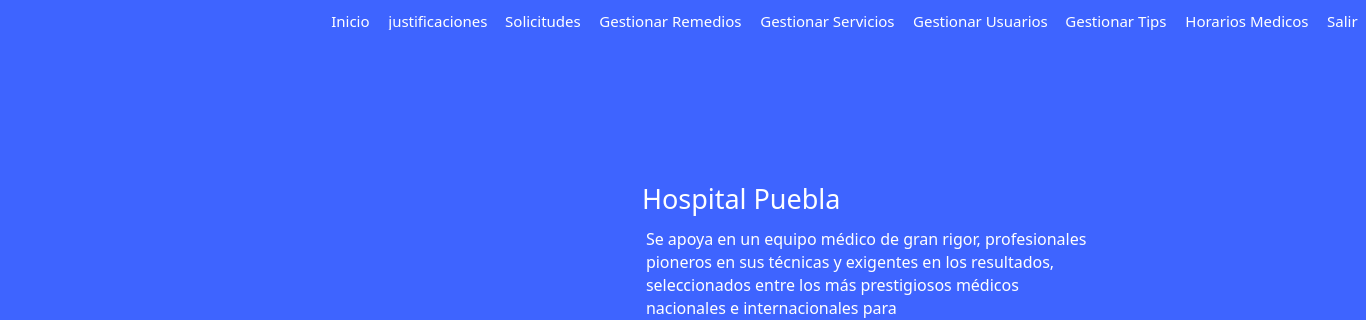
MrDanielG/Hospital-SCRUM, file hospital-Core/mainwindow.ui: the form before one commit; both pictures show x 0 to 1366 and y 0 to 320 of the 1366 by 750 pixel window.
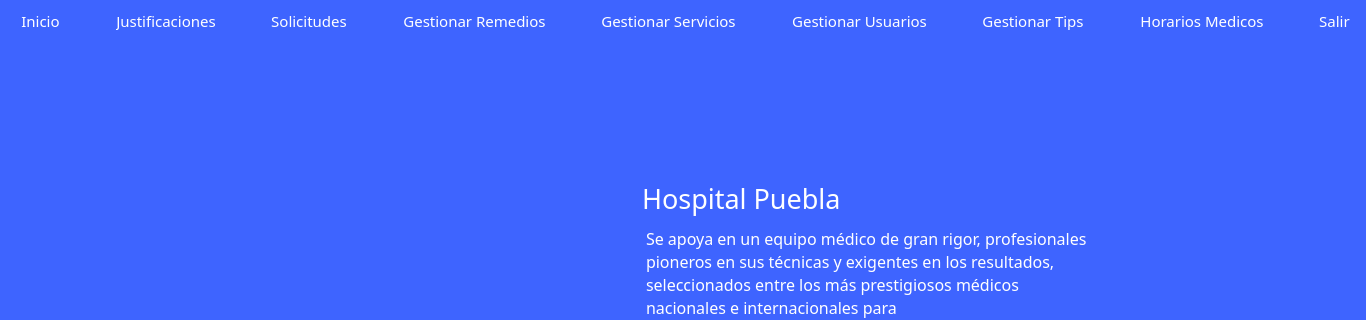
The form after the commit. The open tabs and pages were chosen to show the change. Icons and pictures are not drawn.

Diff of the .ui file:
```diff
--- a/hospital-Core/mainwindow.ui
+++ b/hospital-Core/mainwindow.ui
@@ -384,9 +384,9 @@
      <widget class="QWidget" name="layoutWidget">
       <property name="geometry">
        <rect>
-        <x>320</x>
+        <x>10</x>
         <y>0</y>
-        <width>1049</width>
+        <width>1351</width>
         <height>41</height>
        </rect>
       </property>
@@ -443,7 +443,7 @@
 color: white;</string>
          </property>
          <property name="text">
-          <string>justificaciones</string>
+          <string>Justificaciones</string>
          </property>
         </widget>
        </item>
```
Left out of the diff: 2 changed lines with no effect on the pictures.
